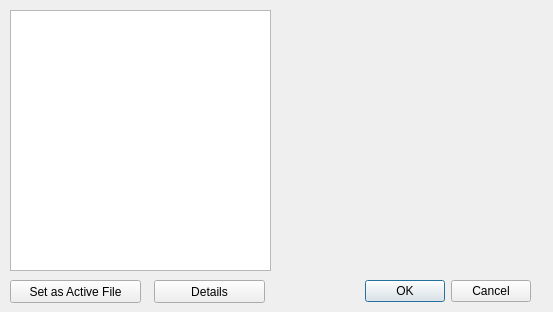
Before: the Qt Designer form OpenCK/UI/datawindow.ui in Open-CK/OpenCK, drawn with Qt 5.
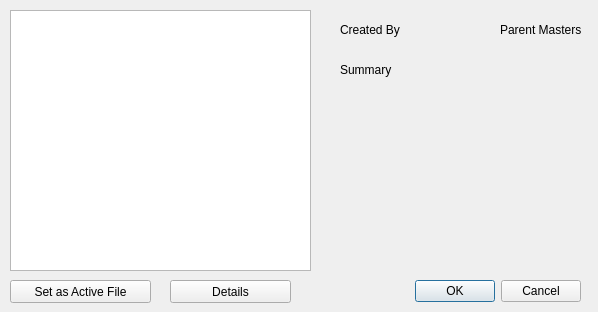
After: the same form once the commit is applied.

Commit message: Do some Data window resizing and add text labels

Diff of the .ui file:
```diff
--- a/OpenCK/UI/datawindow.ui
+++ b/OpenCK/UI/datawindow.ui
@@ -6,7 +6,7 @@
    <rect>
     <x>0</x>
     <y>0</y>
-    <width>553</width>
+    <width>598</width>
     <height>312</height>
    </rect>
   </property>
@@ -16,7 +16,7 @@
   <widget class="QDialogButtonBox" name="buttonBox">
    <property name="geometry">
     <rect>
-     <x>240</x>
+     <x>290</x>
      <y>280</y>
      <width>291</width>
      <height>23</height>
@@ -32,9 +32,9 @@
   <widget class="QPushButton" name="detailsButton">
    <property name="geometry">
     <rect>
-     <x>154</x>
+     <x>170</x>
      <y>280</y>
-     <width>111</width>
+     <width>121</width>
      <height>23</height>
     </rect>
    </property>
@@ -47,7 +47,7 @@
     <rect>
      <x>10</x>
      <y>280</y>
-     <width>131</width>
+     <width>141</width>
      <height>23</height>
     </rect>
    </property>
@@ -60,11 +60,50 @@
     <rect>
      <x>10</x>
      <y>10</y>
-     <width>261</width>
+     <width>301</width>
      <height>261</height>
     </rect>
    </property>
   </widget>
+  <widget class="QLabel" name="label">
+   <property name="geometry">
+    <rect>
+     <x>500</x>
+     <y>20</y>
+     <width>81</width>
+     <height>20</height>
+    </rect>
+   </property>
+   <property name="text">
+    <string>Parent Masters</string>
+   </property>
+  </widget>
+  <widget class="QLabel" name="label_2">
+   <property name="geometry">
+    <rect>
+     <x>340</x>
+     <y>20</y>
+     <width>61</width>
+     <height>20</height>
+    </rect>
+   </property>
+   <property name="text">
+    <string>Created By</string>
+   </property>
+  </widget>
+  <widget class="QLabel" name="label_3">
+   <property name="geometry">
+    <rect>
+     <x>340</x>
+     <y>60</y>
+     <width>61</width>
+     <height>20</height>
+    </rect>
+   </property>
+   <property name="text">
+    <string>Summary</string>
+   </property>
+  </widget>
  </widget>
  <resources/>
  <connections>
```
The commit also changes 1 other file.
